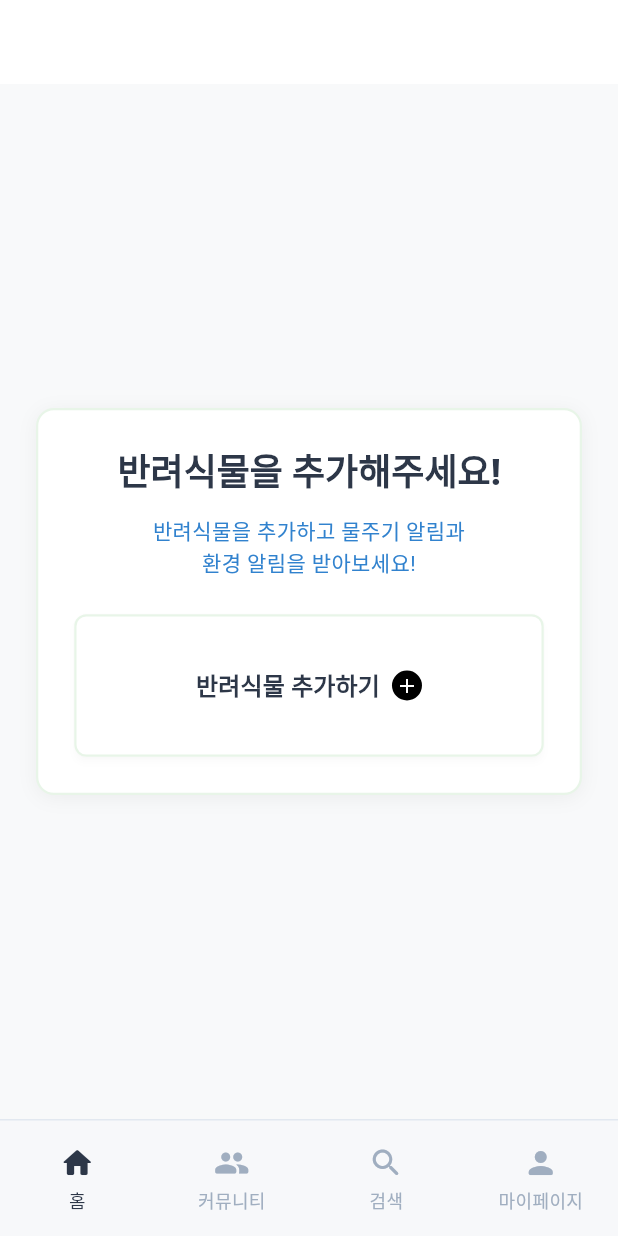
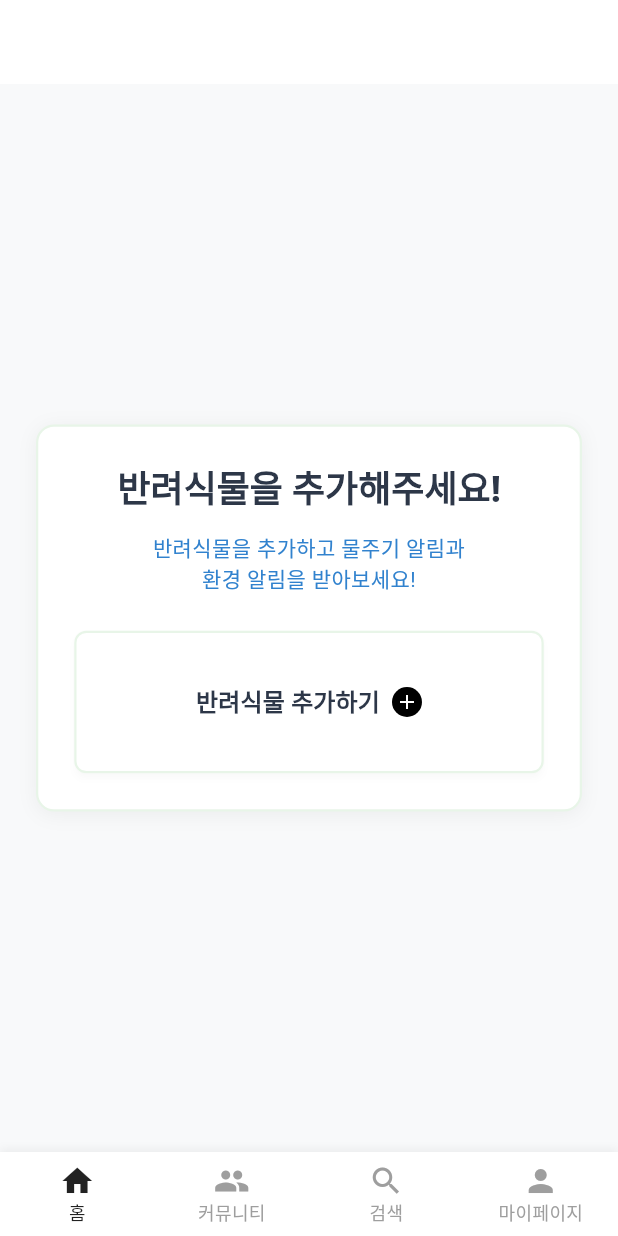
Before and after one commit to zzingni/SWPROJECT_PLANTI_FE, a Flutter app: the HomeScreen screen opened directly with empty values, on a phone screen of 412 x 824 dp. Run offline on Flutter 3.47's test engine with Material 3 defaults, Android fonts, the phone set to English and light mode, and no system bars; our stand-ins replace firebase_core, firebase_messaging, flutter_local_notifications, flutter_secure_storage; accounts and stored records are empty; network calls fail.

Commit message:
feat : 식물도감 화면 조정 & 안 쓰는 파일 삭제

```diff
--- a/lib/screens/custom_bottom_navigation_bar.dart
+++ /dev/null
@@ -1,133 +0,0 @@
-import 'package:flutter/material.dart';
-
-class CustomBottomNavigationBar extends StatefulWidget {
-  const CustomBottomNavigationBar({super.key});
-
-  @override
-  State<CustomBottomNavigationBar> createState() => _CustomBottomNavigationBarState();
-}
-
-class _CustomBottomNavigationBarState extends State<CustomBottomNavigationBar> {
-  int _currentIndex = 0;
-
-  final List<BottomNavItem> _navItems = [
-    BottomNavItem(
-      icon: Icons.home_rounded,
-      label: '홈',
-      isActive: true,
-    ),
-    BottomNavItem(
-      icon: Icons.people_rounded,
-      label: '커뮤니티',
-      isActive: false,
-    ),
-    BottomNavItem(
-      icon: Icons.search_rounded,
-      label: '검색',
-      isActive: false,
-    ),
-    BottomNavItem(
-      icon: Icons.person_rounded,
-      label: '마이페이지',
-      isActive: false,
-    ),
-  ];
-
-  @override
-  Widget build(BuildContext context) {
-    return Container(
-      decoration: const BoxDecoration(
-        color: Color(0xFFF7F8FA),
-        border: Border(
-          top: BorderSide(
-            color: Color(0xFFE2E8F0),
-            width: 1,
-          ),
-        ),
-      ),
-      child: SafeArea(
-        child: Padding(
-          padding: const EdgeInsets.symmetric(vertical: 8),
-          child: Row(
-            mainAxisAlignment: MainAxisAlignment.spaceAround,
-            children: _navItems.asMap().entries.map((entry) {
-              final index = entry.key;
-              final item = entry.value;
-              final isSelected = _currentIndex == index;
-
-              return Expanded(
-                child: GestureDetector(
-                  onTap: () {
-                    setState(() {
-                      _currentIndex = index;
-                    });
-                    // TODO: 각 탭에 따른 화면 전환
-                    _handleTabTap(index);
-                  },
-                  child: Container(
-                    padding: const EdgeInsets.symmetric(vertical: 8),
-                    child: Column(
-                      mainAxisSize: MainAxisSize.min,
-                      children: [
-                        Icon(
-                          item.icon,
-                          size: 24,
-                          color: isSelected
-                              ? const Color(0xFF2D3748)
-                              : const Color(0xFFA0AEC0),
-                        ),
-                        const SizedBox(height: 4),
-                        Text(
-                          item.label,
-                          style: TextStyle(
-                            fontSize: 12,
-                            fontWeight: FontWeight.w500,
-                            color: isSelected
-                                ? const Color(0xFF2D3748)
-                                : const Color(0xFFA0AEC0),
-                          ),
-                        ),
-                      ],
-                    ),
-                  ),
-                ),
-              );
-            }).toList(),
-          ),
-        ),
-      ),
-    );
-  }
-
-  void _handleTabTap(int index) {
-    switch (index) {
-      case 0:
-      // 홈 - 이미 현재 화면
-        break;
-      case 1:
-      // 커뮤니티 화면으로 이동
-      // Navigator.push(context, MaterialPageRoute(builder: (context) => CommunityScreen()));
-        break;
-      case 2:
-      // 검색 화면으로 이동
-      // Navigator.push(context, MaterialPageRoute(builder: (context) => SearchScreen()));
-        break;
-      case 3:
-      // 마이페이지 화면으로 이동
-      // Navigator.push(context, MaterialPageRoute(builder: (context) => MyPageScreen()));
-        break;
-    }
-  }
-}
-
-class BottomNavItem {
-  final IconData icon;
-  final String label;
-  final bool isActive;
-
-  BottomNavItem({
-    required this.icon,
-    required this.label,
-    required this.isActive,
-  });
-}
--- a/lib/screens/home_screen.dart
+++ b/lib/screens/home_screen.dart
@@ -1,4 +1,5 @@
 import 'dart:convert';
+import 'package:fe/screens/serach_screen.dart';
 import 'package:http/http.dart' as http;
 import 'package:fe/core/token_storage.dart';
 import 'package:fe/screens/plant_selection_screen.dart';
@@ -98,6 +99,12 @@ class _HomeScreenState extends State<HomeScreen> {
         break;
       case 2:
       // 검색 화면으로 이동
+        Navigator.push(
+          context,
+          MaterialPageRoute(
+            builder: (context) => const SearchScreen(),
+          ),
+        );
         break;
       case 3:
       // 마이페이지 화면으로 이동
@@ -147,9 +154,46 @@ class _HomeScreenState extends State<HomeScreen> {
           ],
         ),
       ),
-      bottomNavigationBar: CustomBottomNavigationBar(
-        currentIndex: 0,
-        onTabTap: _handleTabTap,
+      bottomNavigationBar: Container(
+        decoration: BoxDecoration(
+          color: Colors.white,
+          boxShadow: [
+            BoxShadow(
+              color: Colors.black.withOpacity(0.05),
+              blurRadius: 4,
+              offset: const Offset(0, -2),
+            ),
+          ],
+        ),
+        child: BottomNavigationBar(
+          currentIndex: 0,
+          onTap: _handleTabTap,
+          type: BottomNavigationBarType.fixed,
+          backgroundColor: Colors.white,
+          selectedItemColor: Colors.black87,
+          unselectedItemColor: Colors.grey,
+          selectedFontSize: 12,
+          unselectedFontSize: 12,
+          elevation: 0,
+          items: const [
+            BottomNavigationBarItem(
+              icon: Icon(Icons.home),
+              label: '홈',
+            ),
+            BottomNavigationBarItem(
+              icon: Icon(Icons.people),
+              label: '커뮤니티',
+            ),
+            BottomNavigationBarItem(
+              icon: Icon(Icons.search),
+              label: '검색',
+            ),
+            BottomNavigationBarItem(
+              icon: Icon(Icons.person),
+              label: '마이페이지',
+            ),
+          ],
+        ),
       ),
     );
   }
@@ -166,9 +210,46 @@ class _HomeScreenState extends State<HomeScreen> {
       body: Center(
         child: _AddPlantCard(tokenStorage: widget.tokenStorage),
       ),
-      bottomNavigationBar: CustomBottomNavigationBar(
-        currentIndex: 0,
-        onTabTap: _handleTabTap,
+      bottomNavigationBar: Container(
+        decoration: BoxDecoration(
+          color: Colors.white,
+          boxShadow: [
+            BoxShadow(
+              color: Colors.black.withOpacity(0.05),
+              blurRadius: 4,
+              offset: const Offset(0, -2),
+            ),
+          ],
+        ),
+        child: BottomNavigationBar(
+          currentIndex: 0,
+          onTap: _handleTabTap,
+          type: BottomNavigationBarType.fixed,
+          backgroundColor: Colors.white,
+          selectedItemColor: Colors.black87,
+          unselectedItemColor: Colors.grey,
+          selectedFontSize: 12,
+          unselectedFontSize: 12,
+          elevation: 0,
+          items: const [
+            BottomNavigationBarItem(
+              icon: Icon(Icons.home),
+              label: '홈',
+            ),
+            BottomNavigationBarItem(
+              icon: Icon(Icons.people),
+              label: '커뮤니티',
+            ),
+            BottomNavigationBarItem(
+              icon: Icon(Icons.search),
+              label: '검색',
+            ),
+            BottomNavigationBarItem(
+              icon: Icon(Icons.person),
+              label: '마이페이지',
+            ),
+          ],
+        ),
       ),
     );
   }
@@ -459,105 +540,3 @@ class _EnvironmentCard extends StatelessWidget {
     );
   }
 }
-
-// 하단 네비게이션바
-class CustomBottomNavigationBar extends StatelessWidget {
-  final int currentIndex;
-  final Function(int) onTabTap;
-
-  const CustomBottomNavigationBar({
-    super.key,
-    required this.currentIndex,
-    required this.onTabTap,
-  });
-
-  // _navItems를 클래스 내부에 정의
-  static const List<BottomNavItem> _navItems = [
-    BottomNavItem(
-      icon: Icons.home_rounded,
-      label: '홈',
-    ),
-    BottomNavItem(
-      icon: Icons.people_rounded,
-      label: '커뮤니티',
-    ),
-    BottomNavItem(
-      icon: Icons.search_rounded,
-      label: '검색',
-    ),
-    BottomNavItem(
-      icon: Icons.person_rounded,
-      label: '마이페이지',
-    ),
-  ];
-
-  @override
-  Widget build(BuildContext context) {
-    return Container(
-      decoration: const BoxDecoration(
-        color: Color(0xFFF7F8FA),
-        border: Border(
-          top: BorderSide(
-            color: Color(0xFFE2E8F0),
-            width: 1,
-          ),
-        ),
-      ),
-      child: SafeArea(
-        child: Padding(
-          padding: const EdgeInsets.symmetric(vertical: 8),
-          child: Row(
-            mainAxisAlignment: MainAxisAlignment.spaceAround,
-            children: _navItems.asMap().entries.map((entry) {
-              final index = entry.key;
-              final item = entry.value;
-              final isSelected = currentIndex == index;
-
-              return Expanded(
-                child: GestureDetector(
-                  onTap: () => onTabTap(index),
-                  child: Container(
-                    padding: const EdgeInsets.symmetric(vertical: 8),
-                    child: Column(
-                      mainAxisSize: MainAxisSize.min,
-                      children: [
-                        Icon(
-                          item.icon,
-                          size: 24,
-                          color: isSelected
-                              ? const Color(0xFF2D3748)
-                              : const Color(0xFFA0AEC0),
-                        ),
-                        const SizedBox(height: 4),
-                        Text(
-                          item.label,
-                          style: TextStyle(
-                            fontSize: 12,
-                            fontWeight: FontWeight.w500,
-                            color: isSelected
-                                ? const Color(0xFF2D3748)
-                                : const Color(0xFFA0AEC0),
-                          ),
-                        ),
-                      ],
-                    ),
-                  ),
-                ),
-              );
-            }).toList(),
-          ),
-        ),
-      ),
-    );
-  }
-}
-
-class BottomNavItem {
-  final IconData icon;
-  final String label;
-
-  const BottomNavItem({
-    required this.icon,
-    required this.label,
-  });
-}
--- a/lib/screens/post_screen.dart
+++ b/lib/screens/post_screen.dart
@@ -251,6 +251,7 @@ class _PostScreenState extends State<PostScreen> {
                           fit: BoxFit.cover,
                           errorBuilder: (context, error, stackTrace) {
                             return Container(
+                              width: 380,
                               height: 200,
                               color: Colors.grey[300],
                               child: const Icon(Icons.image,
@@ -337,7 +338,7 @@ class _PostScreenState extends State<PostScreen> {
                     child: TextField(
                       controller: _commentController,
                       decoration: InputDecoration(
-                        hintText: '댓글을 입력하세요...',
+                        hintText: '댓글을 입력하세요',
                         border: OutlineInputBorder(
                           borderRadius: BorderRadius.circular(24),
                           borderSide: BorderSide(
```
Also changed, not shown: lib/screens/main_navigator_screen.dart (deleted, +0 -96 lines), lib/screens/serach_screen.dart (+43 -23 lines).
